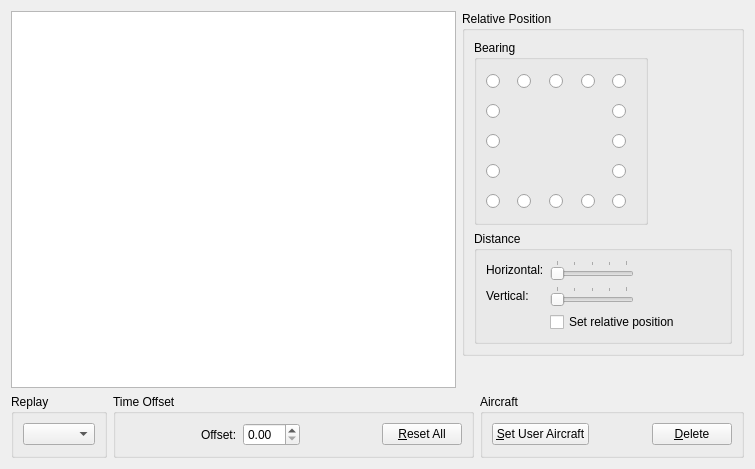
Before: the Qt Designer form src/Plugins/Module/Formation/src/FormationWidget.ui in till213/SkyDolly, drawn with Qt 5.
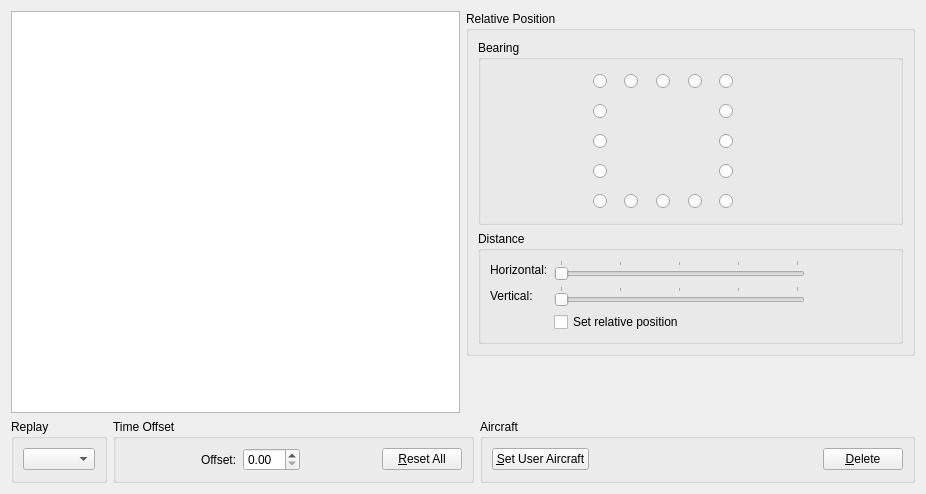
After: the same form once the commit is applied. Icons and pictures are not drawn. Custom widgets are drawn as their Qt base class.

Commit message: Add restore default settings button

Patch:
```diff
--- a/src/Plugins/Module/Formation/src/FormationWidget.ui
+++ b/src/Plugins/Module/Formation/src/FormationWidget.ui
@@ -6,21 +6,24 @@
    <rect>
     <x>0</x>
     <y>0</y>
-    <width>755</width>
-    <height>469</height>
+    <width>926</width>
+    <height>494</height>
    </rect>
   </property>
   <property name="windowTitle">
    <string>Form</string>
   </property>
-  <layout class="QVBoxLayout" name="verticalLayout_3">
+  <layout class="QVBoxLayout" name="verticalLayout_4">
    <item>
     <layout class="QHBoxLayout" name="horizontalLayout_12">
      <item>
       <widget class="QTableWidget" name="aircraftTableWidget"/>
      </item>
      <item>
-      <layout class="QVBoxLayout" name="verticalLayout_2">
+      <layout class="QVBoxLayout" name="verticalLayout_3">
+       <property name="sizeConstraint">
+        <enum>QLayout::SetMinimumSize</enum>
+       </property>
        <item>
         <widget class="QGroupBox" name="relativePositionGroupBox">
          <property name="sizePolicy">
@@ -33,9 +36,6 @@
           <string>Relative Position</string>
          </property>
          <layout class="QVBoxLayout" name="verticalLayout">
-          <property name="sizeConstraint">
-           <enum>QLayout::SetFixedSize</enum>
-          </property>
           <item>
            <widget class="QGroupBox" name="bearingGroupBox">
             <property name="sizePolicy">
@@ -49,7 +49,7 @@
             </property>
             <layout class="QHBoxLayout" name="horizontalLayout_9">
              <property name="sizeConstraint">
-              <enum>QLayout::SetFixedSize</enum>
+              <enum>QLayout::SetMinimumSize</enum>
              </property>
              <item>
               <spacer name="horizontalSpacer_5">
@@ -273,45 +273,6 @@
                  </property>
                 </widget>
                </item>
-               <item row="1" column="1">
-                <spacer name="horizontalSpacer_15">
-                 <property name="orientation">
-                  <enum>Qt::Horizontal</enum>
-                 </property>
-                 <property name="sizeHint" stdset="0">
-                  <size>
-                   <width>1</width>
-                   <height>1</height>
-                  </size>
-                 </property>
-                </spacer>
-               </item>
-               <item row="1" column="2">
-                <spacer name="horizontalSpacer_16">
-                 <property name="orientation">
-                  <enum>Qt::Horizontal</enum>
-                 </property>
-                 <property name="sizeHint" stdset="0">
-                  <size>
-                   <width>1</width>
-                   <height>1</height>
-                  </size>
-                 </property>
-                </spacer>
-               </item>
-               <item row="1" column="3">
-                <spacer name="horizontalSpacer_17">
-                 <property name="orientation">
-                  <enum>Qt::Horizontal</enum>
-                 </property>
-                 <property name="sizeHint" stdset="0">
-                  <size>
-                   <width>1</width>
-                   <height>1</height>
-                  </size>
-                 </property>
-                </spacer>
-               </item>
                <item row="1" column="4">
                 <widget class="QRadioButton" name="enePositionRadioButton">
                  <property name="sizePolicy">
@@ -350,19 +311,6 @@
                  </property>
                 </widget>
                </item>
-               <item row="2" column="1">
-                <spacer name="horizontalSpacer_18">
-                 <property name="orientation">
-                  <enum>Qt::Horizontal</enum>
-                 </property>
-                 <property name="sizeHint" stdset="0">
-                  <size>
-                   <width>1</width>
-                   <height>1</height>
-                  </size>
-                 </property>
-                </spacer>
-               </item>
                <item row="2" column="2">
                 <widget class="QLabel" name="referenceAircraftLabel">
                  <property name="sizePolicy">
@@ -388,19 +336,6 @@
                  </property>
                 </widget>
                </item>
-               <item row="2" column="3">
-                <spacer name="horizontalSpacer_19">
-                 <property name="orientation">
-                  <enum>Qt::Horizontal</enum>
-                 </property>
-                 <property name="sizeHint" stdset="0">
-                  <size>
-                   <width>1</width>
-                   <height>1</height>
-                  </size>
-                 </property>
-                </spacer>
-               </item>
                <item row="2" column="4">
                 <widget class="QRadioButton" name="ePositionRadioButton">
                  <property name="sizePolicy">
@@ -439,45 +374,6 @@
                  </property>
                 </widget>
                </item>
-               <item row="3" column="1">
-                <spacer name="horizontalSpacer_20">
-                 <property name="orientation">
-                  <enum>Qt::Horizontal</enum>
-                 </property>
-                 <property name="sizeHint" stdset="0">
-                  <size>
-                   <width>1</width>
-                   <height>1</height>
-                  </size>
-                 </property>
-                </spacer>
-               </item>
-               <item row="3" column="2">
-                <spacer name="horizontalSpacer_21">
-                 <property name="orientation">
-                  <enum>Qt::Horizontal</enum>
-                 </property>
-                 <property name="sizeHint" stdset="0">
-                  <size>
-                   <width>1</width>
-                   <height>1</height>
-                  </size>
-                 </property>
-                </spacer>
-               </item>
-               <item row="3" column="3">
-                <spacer name="horizontalSpacer_22">
-                 <property name="orientation">
-                  <enum>Qt::Horizontal</enum>
-                 </property>
-                 <property name="sizeHint" stdset="0">
-                  <size>
-                   <width>1</width>
-                   <height>1</height>
-                  </size>
-                 </property>
-                </spacer>
-               </item>
                <item row="3" column="4">
                 <widget class="QRadioButton" name="esePositionRadioButton">
                  <property name="sizePolicy">
@@ -684,6 +580,41 @@
                </item>
               </layout>
              </item>
+             <item>
+              <layout class="QVBoxLayout" name="verticalLayout_2">
+               <item>
+                <widget class="QPushButton" name="restoreDefaultsPushButton">
+                 <property name="toolTip">
+                  <string>Restore default values.</string>
+                 </property>
+                 <property name="text">
+                  <string/>
+                 </property>
+                 <property name="icon">
+                  <iconset>
+                   <normalon>:/img/icons/close-normal.png</normalon>
+                  </iconset>
+                 </property>
+                 <property name="flat">
+                  <bool>true</bool>
+                 </property>
+                </widget>
+               </item>
+               <item>
+                <spacer name="verticalSpacer_2">
+                 <property name="orientation">
+                  <enum>Qt::Vertical</enum>
+                 </property>
+                 <property name="sizeHint" stdset="0">
+                  <size>
+                   <width>20</width>
+                   <height>40</height>
+                  </size>
+                 </property>
+                </spacer>
+               </item>
+              </layout>
+             </item>
              <item>
               <spacer name="horizontalSpacer_6">
                <property name="orientation">
@@ -833,8 +764,8 @@
          </property>
          <property name="sizeHint" stdset="0">
           <size>
-           <width>1</width>
-           <height>1</height>
+           <width>13</width>
+           <height>13</height>
           </size>
          </property>
         </spacer>
```
The commit also changes 4 other files.
